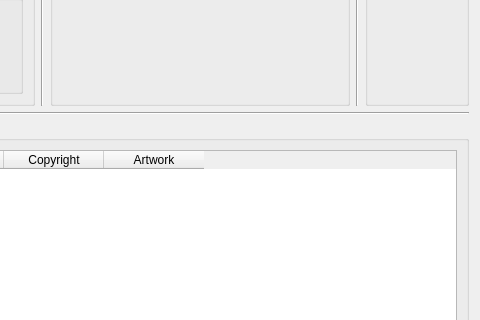
The window that modules/gui/qt/ui/extmetamanager.ui (ASantosVal/vlc) describes before a commit, drawn with Qt 5; both pictures show x 720 to 1200 and y 205 to 525 of the 1200 by 700 pixel window.
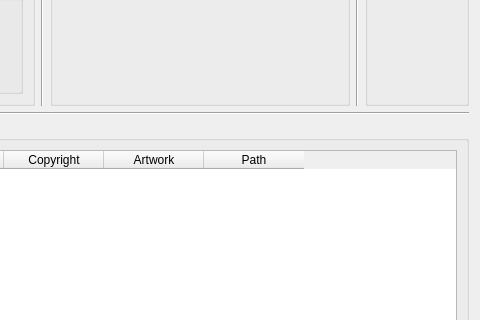
The same window after the commit.

Commit message: ShowArtwork and UpdateArtwork implemented - testing pending

Diff of the .ui file:
```diff
--- a/modules/gui/qt/ui/extmetamanager.ui
+++ b/modules/gui/qt/ui/extmetamanager.ui
@@ -96,6 +96,11 @@
           <string>Artwork</string>
          </property>
         </column>
+        <column>
+         <property name="text">
+          <string>Path</string>
+         </property>
+        </column>
        </widget>
       </item>
      </layout>
```
The commit also changes 2 other files.
